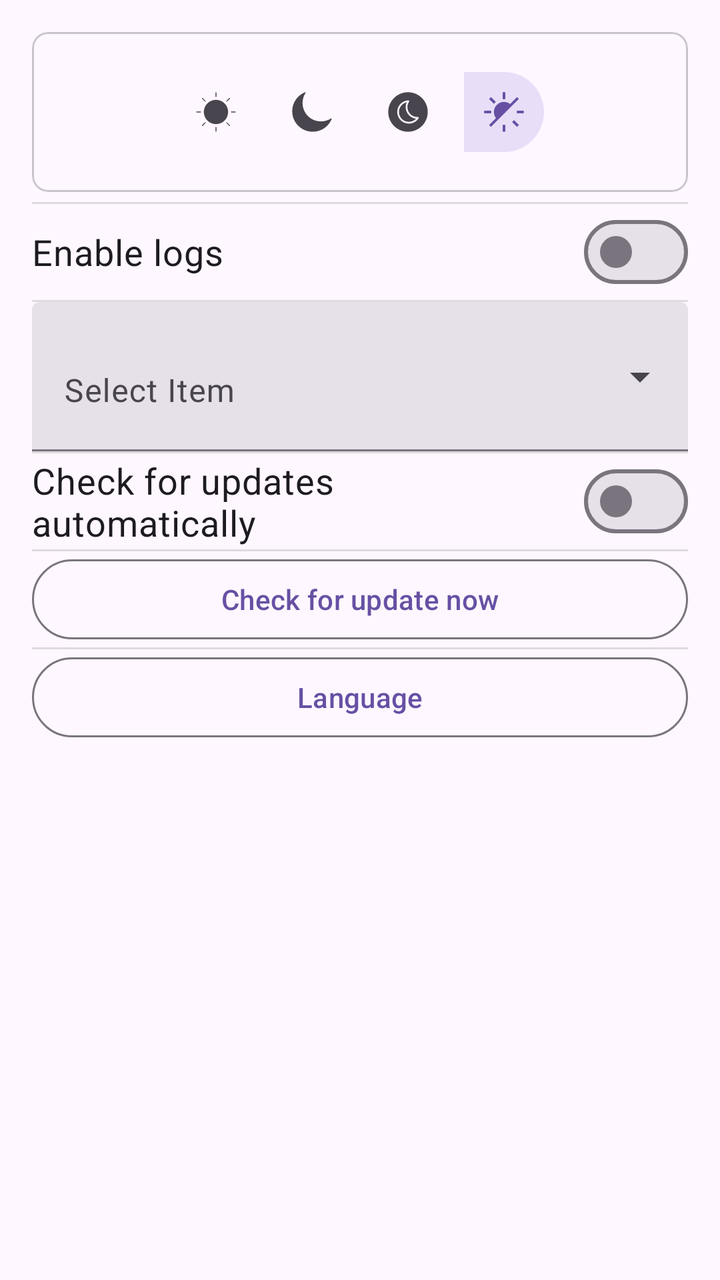
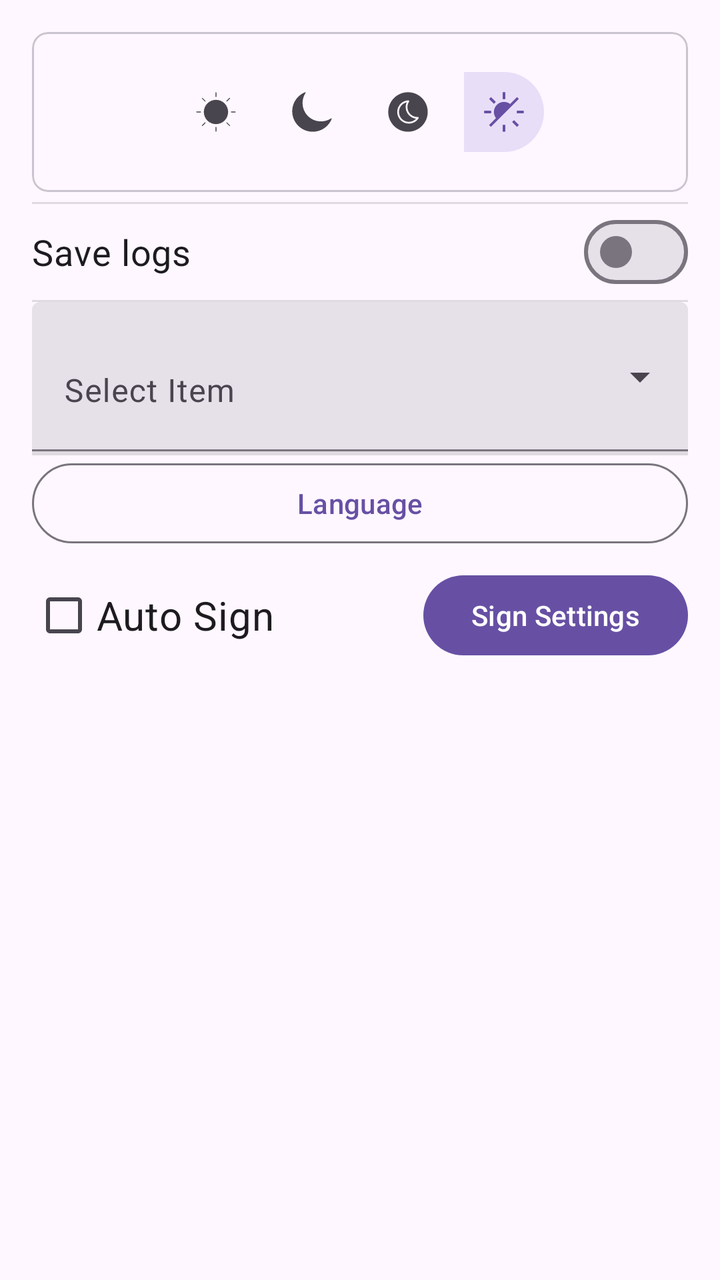

Two renders of the same Android screen: before a commit and after it. Below are the layout's source before the change and the commit's diff.
<!-- AndroidManifest.xml: application theme Theme.Material3.DayNight.NoActionBar -->
<!-- res/layout/settings_dialog.xml -->
<?xml version="1.0" encoding="utf-8"?>
<ScrollView xmlns:android="http://schemas.android.com/apk/res/android"
    xmlns:app="http://schemas.android.com/apk/res-auto"
    android:layout_width="match_parent"
    android:layout_height="wrap_content"
    xmlns:card_view="http://schemas.android.com/tools"
    android:layout_margin="16dp">

    <LinearLayout
        android:layout_width="match_parent"
        android:layout_height="wrap_content"
        android:padding="16dp"
        android:orientation="vertical">

        <com.google.android.material.card.MaterialCardView
            android:layout_width="match_parent"
            android:layout_height="wrap_content"
            android:layout_marginBottom="5dp"
            android:outlineSpotShadowColor="@android:color/transparent"
            card_view:cardElevation="0dp"
            app:cardElevation="0dp"
            app:cardCornerRadius="8dp">

            <LinearLayout
                android:layout_width="match_parent"
                android:layout_height="wrap_content"
                android:orientation="vertical"
                android:padding="16dp">

                <com.google.android.material.button.MaterialButtonToggleGroup
                    android:id="@+id/themeToggleGroup"
                    android:layout_width="wrap_content"
                    android:layout_height="wrap_content"
                    android:layout_gravity="center_horizontal"
                    app:checkedButton="@id/systemThemeButton"
                    app:singleSelection="true"
                    app:selectionRequired="true">

                    <com.google.android.material.button.MaterialButton
                        android:id="@+id/lightThemeButton"
                        android:layout_width="wrap_content"
                        android:layout_height="wrap_content"
                        app:icon="@drawable/light"
                        app:tooltipText="@string/light_theme"
                        android:contentDescription="@string/light_theme"
                        style="@style/Widget.Material3.Button.IconButton"/>

                    <com.google.android.material.button.MaterialButton
                        android:id="@+id/darkThemeButton"
                        android:layout_width="wrap_content"
                        android:layout_height="wrap_content"
                        app:icon="@drawable/dark"
                        app:tooltipText="@string/dark_theme"
                        android:contentDescription="@string/dark_theme"
                        style="@style/Widget.Material3.Button.IconButton"/>

                    <com.google.android.material.button.MaterialButton
                        android:id="@+id/blackThemeButton"
                        android:layout_width="wrap_content"
                        android:layout_height="wrap_content"
                        app:icon="@drawable/black"
                        app:tooltipText="@string/black_theme"
                        android:contentDescription="@string/black_theme"
                        style="@style/Widget.Material3.Button.IconButton"/>

                    <com.google.android.material.button.MaterialButton
                        android:id="@+id/systemThemeButton"
                        android:layout_width="wrap_content"
                        android:layout_height="wrap_content"
                        app:icon="@drawable/system_theme"
                        app:tooltipText="@string/system_theme"
                        android:contentDescription="@string/system_theme"
                        style="@style/Widget.Material3.Button.IconButton"/>

                </com.google.android.material.button.MaterialButtonToggleGroup>

            </LinearLayout>

        </com.google.android.material.card.MaterialCardView>

        <View
            android:layout_width="match_parent"
            android:layout_height="1dp"
            android:background="?android:attr/listDivider" />

        <com.google.android.material.materialswitch.MaterialSwitch
            android:id="@+id/logToggle"
            android:layout_width="match_parent"
            android:layout_height="wrap_content"
            android:textSize="18sp"
            android:text="@string/enable_logs" />

        <View
            android:layout_width="match_parent"
            android:layout_height="1dp"
            android:background="?android:attr/listDivider" />

        <com.google.android.material.textfield.TextInputLayout
            android:id="@+id/dropdown_menu"
            style="@style/Widget.Material3.TextInputLayout.FilledBox.ExposedDropdownMenu"
            android:layout_width="match_parent"
            android:layout_height="wrap_content"
            android:hint="Select Item">

            <AutoCompleteTextView
                android:id="@+id/auto_complete_tv"
                android:layout_width="match_parent"
                android:layout_height="wrap_content"
                android:inputType="none"
                android:singleLine="false"
                android:lines="2"
                android:maxLines="3"/>
        </com.google.android.material.textfield.TextInputLayout>

        <View
            android:layout_width="match_parent"
            android:layout_height="1dp"
            android:background="?android:attr/listDivider" />

        <com.google.android.material.materialswitch.MaterialSwitch
            android:id="@+id/updateToggle"
            android:layout_width="match_parent"
            android:layout_height="wrap_content"
            android:textSize="18sp"
            android:text="@string/auto_update" />

        <View
            android:layout_width="match_parent"
            android:layout_height="1dp"
            android:background="?android:attr/listDivider" />

        <com.google.android.material.button.MaterialButton
            android:id="@+id/checkUpdateNow"
            android:layout_width="match_parent"
            android:layout_height="wrap_content"
            android:text="@string/check_update_now"
            style="@style/Widget.Material3.Button.OutlinedButton" />

        <View
            android:layout_width="match_parent"
            android:layout_height="1dp"
            android:background="?android:attr/listDivider" />

        <com.google.android.material.button.MaterialButton
            android:id="@+id/langPicker"
            android:layout_width="match_parent"
            android:layout_height="wrap_content"
            android:text="@string/lang"
            style="@style/Widget.Material3.Button.OutlinedButton" />


    </LinearLayout>
</ScrollView>
<!-- resources referenced by this layout -->
<resources>
  <!-- drawable black (drawable) -->
  <vector xmlns:android="http://schemas.android.com/apk/res/android" android:height="48dp" android:viewportHeight="256" android:viewportWidth="256" android:width="48dp">
        
      <path android:fillColor="#000000" android:fillType="nonZero" android:pathData="M127.86,1.41C58.02,1.41 1.41,58.02 1.41,127.86c0,69.84 56.61,126.45 126.45,126.45s126.45,-56.61 126.45,-126.45C254.31,58.02 197.69,1.41 127.86,1.41zM195.78,168.56c-13.84,21.1 -37.13,33.69 -62.28,33.69C92.43,202.26 59.01,168.84 59.01,127.77c0,-39.75 31.12,-72.39 70.85,-74.3c2.13,-0.09 4.1,0.99 5.15,2.82c1.05,1.83 0.98,4.1 -0.18,5.87c-6.77,10.32 -10.35,22.3 -10.35,34.62c0,34.87 28.37,63.24 63.24,63.24c0.62,0 1.22,-0.04 1.82,-0.08l1.26,-0.08c2.1,-0.06 4.1,0.99 5.15,2.82C197.01,164.52 196.94,166.79 195.78,168.56z" android:strokeColor="#00000000" android:strokeLineCap="butt" android:strokeLineJoin="miter" android:strokeWidth="2.81"/>
        
      <path android:fillColor="#000000" android:fillType="nonZero" android:pathData="M113.24,96.78c0,-10.66 2.27,-21.09 6.64,-30.7C91.34,72.31 70.25,97.63 70.25,127.77c0,34.87 28.37,63.24 63.24,63.24c17.75,0 34.4,-7.39 46.27,-20.17C142.43,166.86 113.24,135.17 113.24,96.78z" android:strokeColor="#00000000" android:strokeLineCap="butt" android:strokeLineJoin="miter" android:strokeWidth="2.81"/>
      
  </vector>
  <!-- drawable dark (drawable) -->
  <vector xmlns:android="http://schemas.android.com/apk/res/android" android:height="48dp" android:viewportHeight="256" android:viewportWidth="256" android:width="48dp">
        
      <path android:fillColor="#000000" android:fillType="nonZero" android:pathData="M253.28,169.12c-0.95,-0.78 -2.29,-0.85 -3.33,-0.17c-46.4,30.53 -108.64,24.14 -147.98,-15.2C62.64,114.4 56.24,52.17 86.77,5.76c0.67,-1.03 0.6,-2.37 -0.17,-3.32c-0.78,-0.95 -2.08,-1.29 -3.23,-0.83c-16.37,6.6 -31.04,16.32 -43.62,28.9c-51.13,51.13 -51.13,134.32 0,185.45C65.32,241.52 98.9,254.31 132.48,254.31c33.58,0 67.16,-12.78 92.73,-38.35c12.57,-12.58 22.3,-27.25 28.9,-43.62C254.56,171.2 254.23,169.89 253.28,169.12z" android:strokeColor="#00000000" android:strokeLineCap="butt" android:strokeLineJoin="miter" android:strokeWidth="2.81"/>
      
  </vector>
  <!-- drawable light: vector/xml drawable (drawable, 4031 chars, omitted) -->
  <!-- drawable system_theme: vector/xml drawable (drawable, 2114 chars, omitted) -->
  <string name="auto_update">Check for updates automatically</string>
  <string name="black_theme">Black theme</string>
  <string name="check_update_now">Check for update now</string>
  <string name="dark_theme">Dark theme</string>
  <string name="enable_logs">Enable logs</string>
  <string name="lang" translatable="false">Language</string>
  <string name="light_theme">Light theme</string>
  <string name="system_theme">System theme</string>
</resources>

<!-- the commit's change to res/layout/settings_dialog.xml (unified diff, before → after) -->
@@ -117,25 +117,6 @@
             android:layout_height="1dp"
             android:background="?android:attr/listDivider" />
 
-        <com.google.android.material.materialswitch.MaterialSwitch
-            android:id="@+id/updateToggle"
-            android:layout_width="match_parent"
-            android:layout_height="wrap_content"
-            android:textSize="18sp"
-            android:text="@string/auto_update" />
-
-        <View
-            android:layout_width="match_parent"
-            android:layout_height="1dp"
-            android:background="?android:attr/listDivider" />
-
-        <com.google.android.material.button.MaterialButton
-            android:id="@+id/checkUpdateNow"
-            android:layout_width="match_parent"
-            android:layout_height="wrap_content"
-            android:text="@string/check_update_now"
-            style="@style/Widget.Material3.Button.OutlinedButton" />
-
         <View
             android:layout_width="match_parent"
             android:layout_height="1dp"
@@ -148,6 +129,26 @@
             android:text="@string/lang"
             style="@style/Widget.Material3.Button.OutlinedButton" />
 
+        <FrameLayout
+            android:layout_width="fill_parent"
+            android:layout_height="wrap_content"
+            android:id="@+id/signBox"
+            android:orientation="horizontal"
+            android:layout_marginTop="8dp">
+            <com.google.android.material.checkbox.MaterialCheckBox
+                android:text="@string/auto_sign"
+                android:textSize="20sp"
+                android:id="@+id/autosign"
+                android:layout_gravity="start"
+                android:layout_width="wrap_content"
+                android:layout_height="wrap_content" />
+            <com.google.android.material.button.MaterialButton
+                android:layout_gravity="end"
+                android:id="@+id/sign_settings"
+                android:text="@string/sign_set"
+                android:layout_width="wrap_content"
+                android:layout_height="wrap_content" />
+        </FrameLayout>
 
     </LinearLayout>
 </ScrollView>
<!-- resource entries referenced after the edit -->
@@ -16,13 +16,13 @@
   </vector>
   <!-- drawable light: vector/xml drawable (drawable, 4031 chars, omitted) -->
   <!-- drawable system_theme: vector/xml drawable (drawable, 2114 chars, omitted) -->
-  <string name="auto_update">Check for updates automatically</string>
+  <string name="auto_sign">Auto Sign</string>
   <string name="black_theme">Black theme</string>
-  <string name="check_update_now">Check for update now</string>
   <string name="dark_theme">Dark theme</string>
-  <string name="enable_logs">Enable logs</string>
+  <string name="enable_logs">Save logs</string>
   <string name="lang" translatable="false">Language</string>
   <string name="light_theme">Light theme</string>
+  <string name="sign_set">Sign Settings</string>
   <string name="system_theme">System theme</string>
 </resources>
 
